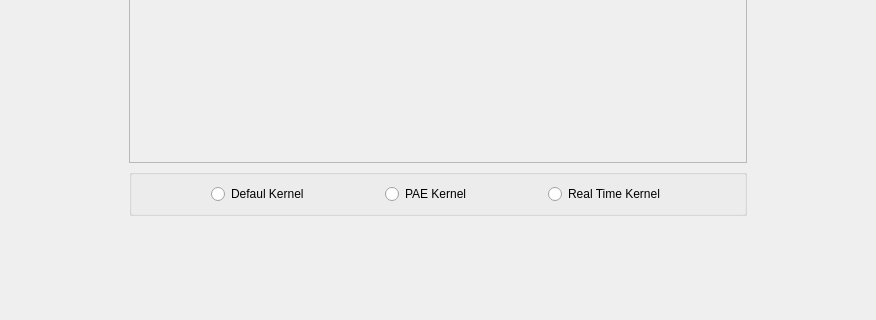
Qt form yali4/gui/Ui/autoinstallationwidget.ui (dadas45li/yali) before a commit; both pictures show x 0 to 876 and y 246 to 566 of the 876 by 566 pixel window.
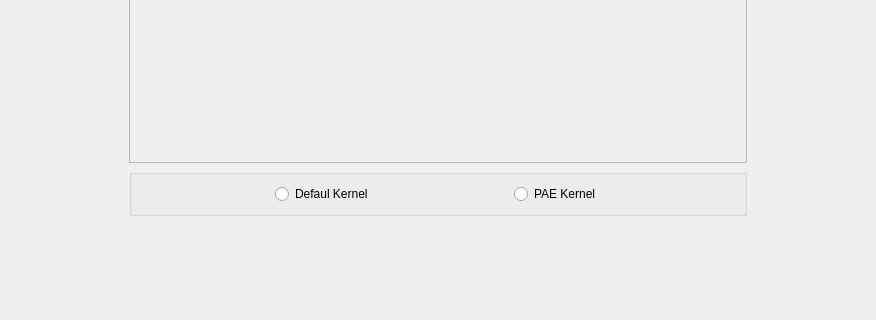
The same form after that commit.

Diff of the .ui file:
```diff
--- a/yali4/gui/Ui/autoinstallationwidget.ui
+++ b/yali4/gui/Ui/autoinstallationwidget.ui
@@ -13,7 +13,7 @@
   <property name="windowTitle">
    <string>Form</string>
   </property>
-  <layout class="QGridLayout" name="gridLayout_3">
+  <layout class="QGridLayout" name="gridLayout_2">
    <item row="0" column="1">
     <spacer name="verticalSpacer_2">
      <property name="orientation">
@@ -27,7 +27,7 @@
      </property>
     </spacer>
    </item>
-   <item row="1" column="0">
+   <item row="1" column="0" rowspan="4">
     <spacer name="horizontalSpacer_2">
      <property name="orientation">
       <enum>Qt::Horizontal</enum>
@@ -41,15 +41,26 @@
     </spacer>
    </item>
    <item row="1" column="1">
-    <layout class="QGridLayout" name="gridLayout_2">
-     <item row="0" column="0">
       <widget class="QLabel" name="label_2">
        <property name="text">
         <string>Choose Installation Method</string>
        </property>
       </widget>
      </item>
-     <item row="1" column="0">
+   <item row="1" column="2" rowspan="4">
+    <spacer name="horizontalSpacer_3">
+     <property name="orientation">
+      <enum>Qt::Horizontal</enum>
+     </property>
+     <property name="sizeHint" stdset="0">
+      <size>
+       <width>118</width>
+       <height>358</height>
+      </size>
+     </property>
+    </spacer>
+   </item>
+   <item row="2" column="1">
       <widget class="QGroupBox" name="groupBox">
        <property name="title">
         <string/>
@@ -75,7 +86,7 @@
        </layout>
       </widget>
      </item>
-     <item row="2" column="0">
+   <item row="3" column="1">
       <widget class="QListWidget" name="collectionList">
        <property name="enabled">
         <bool>false</bool>
@@ -85,7 +96,7 @@
        </property>
       </widget>
      </item>
-     <item row="3" column="0">
+   <item row="4" column="1">
       <widget class="QGroupBox" name="groupBox_2">
        <property name="title">
         <string/>
@@ -118,7 +129,7 @@
           </property>
          </spacer>
         </item>
-        <item row="0" column="6">
+      <item row="0" column="4">
          <spacer name="horizontalSpacer_4">
           <property name="orientation">
            <enum>Qt::Horizontal</enum>
@@ -144,45 +155,10 @@
           </property>
          </spacer>
         </item>
-        <item row="0" column="5">
-         <widget class="QRadioButton" name="radioRTKernel">
-          <property name="text">
-           <string>Real Time Kernel</string>
-          </property>
-         </widget>
-        </item>
-        <item row="0" column="4">
-         <spacer name="horizontalSpacer_6">
-          <property name="orientation">
-           <enum>Qt::Horizontal</enum>
-          </property>
-          <property name="sizeHint" stdset="0">
-           <size>
-            <width>40</width>
-            <height>20</height>
-           </size>
-          </property>
-         </spacer>
-        </item>
        </layout>
       </widget>
      </item>
-    </layout>
-   </item>
-   <item row="1" column="2">
-    <spacer name="horizontalSpacer_3">
-     <property name="orientation">
-      <enum>Qt::Horizontal</enum>
-     </property>
-     <property name="sizeHint" stdset="0">
-      <size>
-       <width>118</width>
-       <height>358</height>
-      </size>
-     </property>
-    </spacer>
-   </item>
-   <item row="2" column="1">
+   <item row="5" column="1">
     <spacer name="verticalSpacer">
      <property name="orientation">
       <enum>Qt::Vertical</enum>
```
Lines whose indentation alone changed are shown as unchanged.
